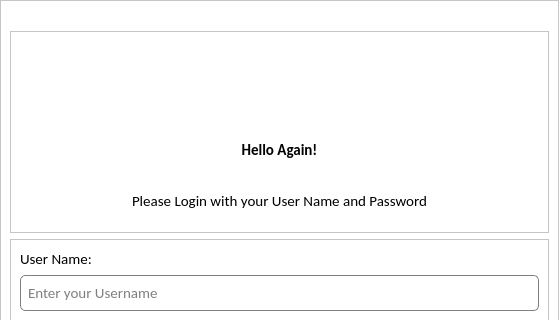
Above: ui/ui_files/login.ui from ali7haider/railway-automation-system before the change; both pictures show x 0 to 559 and y 0 to 320 of the 559 by 637 pixel window. Below: the same form after it.
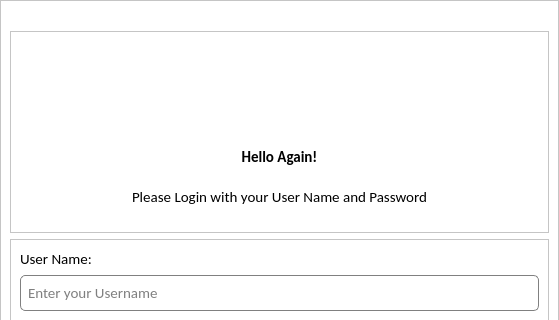
That is the form after the change. Icons and pictures are not drawn.

Commit message: Enhance user management by adding default names in user table and improving login error handling

```diff
--- a/ui/ui_files/login.ui
+++ b/ui/ui_files/login.ui
@@ -120,12 +120,18 @@
               <enum>QFrame::Raised</enum>
              </property>
              <layout class="QVBoxLayout" name="verticalLayout_2">
+              <property name="spacing">
+               <number>10</number>
+              </property>
+              <property name="bottomMargin">
+               <number>20</number>
+              </property>
               <item>
                <widget class="QLabel" name="lblLogo">
                 <property name="minimumSize">
                  <size>
                   <width>0</width>
-                  <height>80</height>
+                  <height>90</height>
                  </size>
                 </property>
                 <property name="styleSheet">
```
The commit also changes 6 other files.
